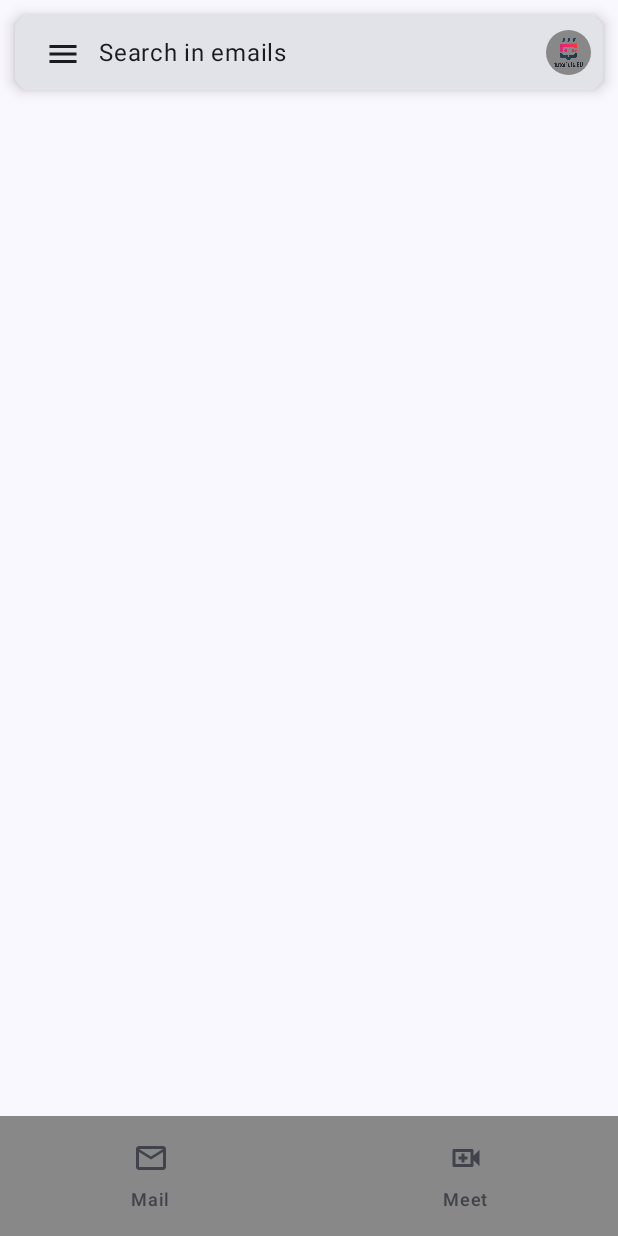
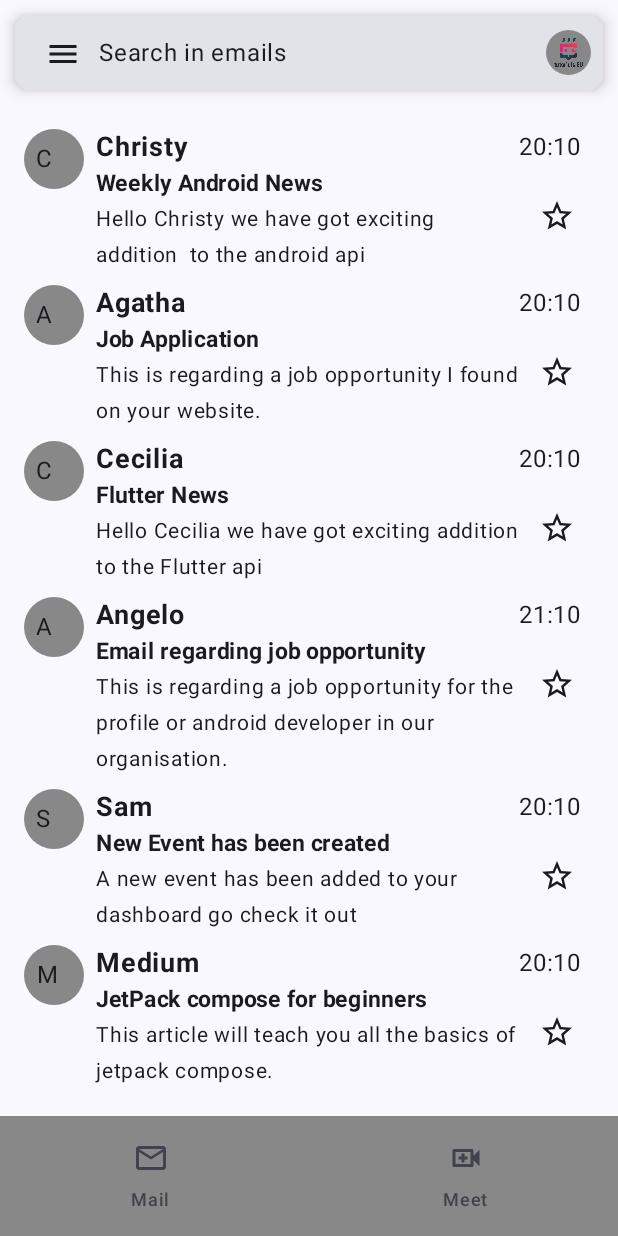
Before and after one commit to novjean/Zap-Mail, an Android app built with Jetpack Compose: the screen it shows after launch (MainActivity), on a phone screen of 412 x 824 dp. Run offline under Robolectric (Android 15) with nearby library versions, the phone set to English and light mode, and no system bars.

Commit message:
lazy column of mail data

```diff
--- a/app/src/main/java/com/novatech/zmailclone/MainActivity.kt
+++ b/app/src/main/java/com/novatech/zmailclone/MainActivity.kt
@@ -20,6 +20,7 @@ import androidx.compose.ui.Modifier
 import androidx.compose.ui.tooling.preview.Preview
 import com.novatech.zmailclone.components.HomeAppBar
 import com.novatech.zmailclone.components.HomeBottomMenu
+import com.novatech.zmailclone.components.MailList
 import com.novatech.zmailclone.components.ZmailDrawerMenu
 import com.novatech.zmailclone.ui.theme.ZmailCloneTheme
 
@@ -64,10 +65,9 @@ fun ZmailApp() {
                 )
             }
             ) {
-
+            MailList(paddingValues = it)
         }
     }
-
 }
 
 @Preview(showBackground = true)
--- /dev/null
+++ b/app/src/main/java/com/novatech/zmailclone/MockData.kt
@@ -0,0 +1,83 @@
+package com.novatech.zmailclone
+
+import com.novatech.zmailclone.model.MailData
+
+val mailList = listOf(
+    MailData(
+        mailId = 1,
+        userName = "Christy",
+        subject = "Weekly Android News",
+        body = "Hello Christy we have got exciting addition  to the android api",
+        timeStamp = "20:10"
+    ),
+    MailData(
+        mailId = 2,
+        userName = "Agatha",
+        subject = "Job Application",
+        body = "This is regarding a job opportunity I found on your website.",
+        timeStamp = "20:10"
+    ),
+    MailData(
+        mailId = 3,
+        userName = "Cecilia",
+        subject = "Flutter News",
+        body = "Hello Cecilia we have got exciting addition  to the Flutter api",
+        timeStamp = "20:10"
+    ),
+    MailData(
+        mailId = 4,
+        userName = "Angelo",
+        subject = "Email regarding job opportunity",
+        body = "This is regarding a job opportunity for the profile or android developer in our organisation.",
+        timeStamp = "21:10"
+    ),
+    MailData(
+        mailId = 5,
+        userName = "Sam",
+        subject = "New Event has been created",
+        body = "A new event has been added to your dashboard go check it out",
+        timeStamp = "20:10"
+    ),
+    MailData(
+        mailId = 6,
+        userName = "Medium",
+        subject = "JetPack compose for beginners",
+        body = "This article will teach you all the basics of jetpack compose.",
+        timeStamp = "20:10"
+    ),
+    MailData(
+        mailId = 7,
+        userName = "Netflix",
+        subject = "A new Device is using your account",
+        body = "If you did not sign in with a new device then go to settings and reset your password",
+        timeStamp = "20:10"
+    ),
+    MailData(
+        mailId = 8,
+        userName = "Collins",
+        subject = "A request for partnership",
+        body = "This is a follow up email about the partnership request",
+        timeStamp = "20:50"
+    ),
+    MailData(
+        mailId = 9,
+        userName = "Amazon",
+        subject = "Your account has been created",
+        body = "If you did not sign in with a new device then go to settings and reset your password",
+        timeStamp = "20:10"
+    ),
+    MailData(
+        mailId = 10,
+        userName = "Jobs",
+        subject = "New opportunity that suits you",
+        body = "We have an opening that suits your profile kindly check it out and indicate your interest",
+        timeStamp = "20:10"
+    )
+)
+
+//Todo 2: create a dummy list of accounts
+//val accountList = listOf<Account>(
+//    Account(icon =  R.drawable.tutorials,userName = "Tutorials Eu",email = "tutorials@eu.com",unReadMails = 99),
+//    Account(userName = "Chris Morty",email = "chris@gmail.com",unReadMails =80),
+//    Account(userName = "Christy Jane",email = "jane@gmail.com",unReadMails = 99)
+//)
--- /dev/null
+++ b/app/src/main/java/com/novatech/zmailclone/components/MailList.kt
@@ -0,0 +1,110 @@
+package com.novatech.zmailclone.components
+
+import androidx.compose.foundation.layout.Box
+import androidx.compose.foundation.layout.Column
+import androidx.compose.foundation.layout.PaddingValues
+import androidx.compose.foundation.layout.Row
+import androidx.compose.foundation.layout.fillMaxSize
+import androidx.compose.foundation.layout.fillMaxWidth
+import androidx.compose.foundation.layout.padding
+import androidx.compose.foundation.layout.size
+import androidx.compose.foundation.lazy.LazyColumn
+import androidx.compose.foundation.lazy.items
+import androidx.compose.foundation.shape.CircleShape
+import androidx.compose.material.icons.Icons
+import androidx.compose.material.icons.outlined.StarOutline
+import androidx.compose.material3.Card
+import androidx.compose.material3.CardDefaults
+import androidx.compose.material3.Icon
+import androidx.compose.material3.IconButton
+import androidx.compose.material3.Text
+import androidx.compose.runtime.Composable
+import androidx.compose.ui.Modifier
+import androidx.compose.ui.draw.clip
+import androidx.compose.ui.graphics.Color
+import androidx.compose.ui.text.font.FontWeight
+import androidx.compose.ui.text.style.TextAlign
+import androidx.compose.ui.tooling.preview.Preview
+import androidx.compose.ui.unit.dp
+import androidx.compose.ui.unit.sp
+import com.novatech.zmailclone.mailList
+import com.novatech.zmailclone.model.MailData
+
+@Composable
+fun MailList(paddingValues: PaddingValues) {
+    Box(modifier = Modifier.padding(paddingValues)){
+        LazyColumn(modifier = Modifier
+            .fillMaxSize()
+            .padding(16.dp)) {
+            items(mailList) {
+                mailData -> MailItem(mailData = mailData)
+            }
+        }
+    }
+}
+
+@Composable
+fun MailItem(mailData: MailData, modifier: Modifier = Modifier) {
+    Row(
+        modifier = modifier
+            .fillMaxWidth()
+            .padding(bottom = 8.dp)
+    ) {
+        Card(
+            modifier = modifier
+                .padding(end = 8.dp)
+                .size(40.dp)
+                .clip(CircleShape),
+            colors = CardDefaults.cardColors(
+                containerColor = Color.Gray,
+            )
+        ) {
+            Text(
+                text = mailData.userName[0].toString(),
+                textAlign = TextAlign.Center,
+                modifier = modifier.padding(8.dp)
+            )
+        }
+
+        Column(modifier.weight(2.0f)) {
+            Text(
+                text = mailData.userName,
+                fontSize = 18.sp,
+                fontWeight = FontWeight.Bold
+            )
+            Text(
+                text = mailData.subject,
+                fontSize = 15.sp,
+                fontWeight = FontWeight.Bold
+            )
+            Text(
+                text = mailData.body,
+                fontSize = 14.sp,
+            )
+        }
+
+        Column {
+            Text(text = mailData.timeStamp)
+            IconButton(
+                modifier= Modifier
+                    .size(50.dp)
+                    .padding(top = 16.dp),
+                onClick = {  }) {
+                Icon(imageVector = Icons.Outlined.StarOutline, contentDescription = "")
+            }
+        }
+    }
+}
+
+@Preview(showBackground = true)
+@Composable
+fun MailItemPreview() {
+    MailItem(
+        mailData = MailData(
+            mailId = 4, userName = "Angelo",
+            subject = "Email regarding something important",
+            body = "this is regarding something important",
+            timeStamp = "22:22"
+        )
+    )
+}
--- /dev/null
+++ b/app/src/main/java/com/novatech/zmailclone/model/MailData.kt
@@ -0,0 +1,9 @@
+package com.novatech.zmailclone.model
+
+data class MailData(
+    val mailId: Int,
+    val userName: String,
+    val subject: String,
+    val body: String,
+    val timeStamp: String = ""
+)
```
